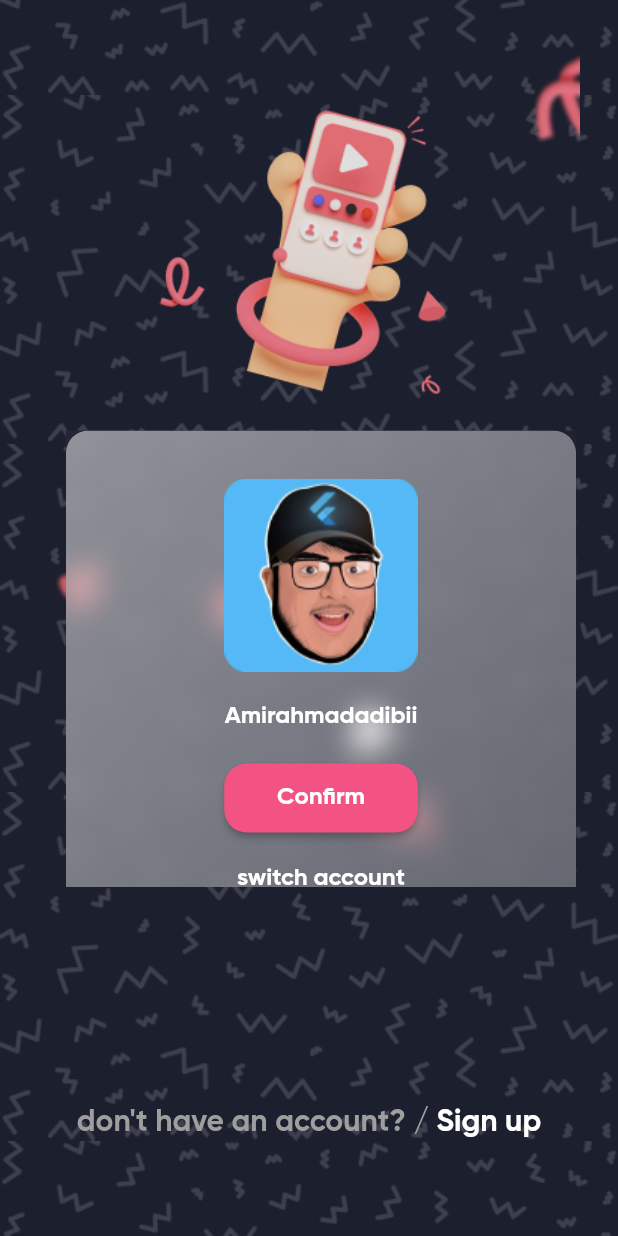
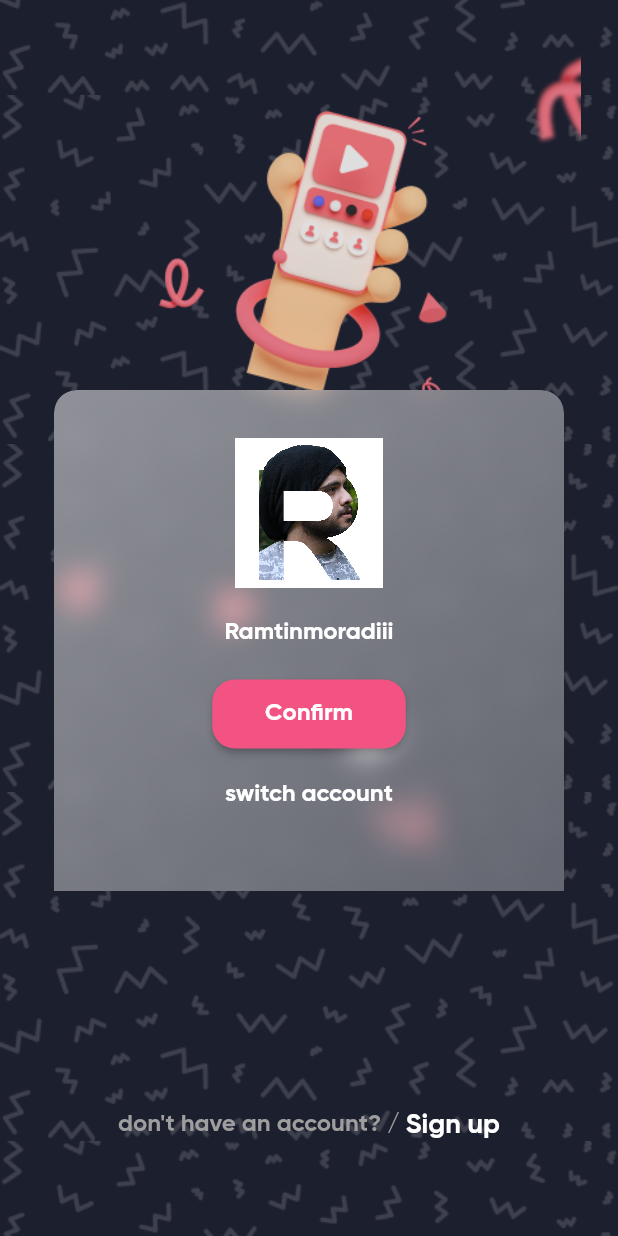
Before and after one commit to Ramtinmoradi/instagram_clone, a Flutter app: the SwitchAcountScreen screen opened directly, on a phone screen of 412 x 824 dp. Run offline on Flutter 3.47's test engine with Material 2 defaults, Android fonts, the phone set to English and light mode, and no system bars; our stand-ins replace dotted_border, flutter_spinkit.

Commit message:
'Instagram'

```diff
--- a/lib/main.dart
+++ b/lib/main.dart
@@ -2,6 +2,7 @@
 
 import 'package:flutter/material.dart';
 import 'package:instagram_app/screens/main_screen.dart';
+import 'package:instagram_app/screens/splash_screen.dart';
 
 void main() {
   runApp(Application());
@@ -37,7 +38,7 @@ class Application extends StatelessWidget {
         ),
       ),
       debugShowCheckedModeBanner: false,
-      home: MainScreen(),
+      home: SplashScreen(),
     );
   }
 }
--- a/lib/screens/home_screen.dart
+++ b/lib/screens/home_screen.dart
@@ -208,7 +208,7 @@ class HomeScreen extends StatelessWidget {
               mainAxisSize: MainAxisSize.min,
               children: [
                 Text(
-                  'amirahmadadibii',
+                  'ramtinmoradiii',
                   style: TextStyle(
                     fontFamily: 'GB',
                     color: Colors.white,
@@ -248,7 +248,7 @@ class HomeScreen extends StatelessWidget {
         child: Container(
           height: 38.0,
           width: 38.0,
-          child: Image.asset('images/profile.png'),
+          child: Image.asset('images/me.png'),
         ),
       ),
     );
@@ -273,13 +273,13 @@ class HomeScreen extends StatelessWidget {
               child: Container(
                 height: 58.0,
                 width: 58.0,
-                child: Image.asset('images/profile.png'),
+                child: Image.asset('images/me.png'),
               ),
             ),
           ),
           SizedBox(height: 10.0),
           Text(
-            'data',
+            'ramtinmoradiii',
             style: TextStyle(
               fontFamily: 'GS',
               fontSize: 10.0,
--- a/lib/screens/main_screen.dart
+++ b/lib/screens/main_screen.dart
@@ -86,7 +86,7 @@ class _MainScreenState extends State<MainScreen> {
                       ),
                       child: FittedBox(
                         fit: BoxFit.cover,
-                        child: Image.asset('images/profile.png'),
+                        child: Image.asset('images/me.png'),
                       ),
                     ),
                   ),
@@ -111,7 +111,7 @@ class _MainScreenState extends State<MainScreen> {
                       ),
                       child: FittedBox(
                         fit: BoxFit.cover,
-                        child: Image.asset('images/profile.png'),
+                        child: Image.asset('images/me.png'),
                       ),
                     ),
                   ),
--- a/lib/screens/post_screen.dart
+++ b/lib/screens/post_screen.dart
@@ -97,7 +97,7 @@ class PostScreen extends StatelessWidget {
 
   Widget _getBottomScreen() {
     return Container(
-      height: 83.0,
+      height: 100.0,
       width: double.infinity,
       decoration: BoxDecoration(
         color: Color(0xff272B40),
--- a/lib/screens/switch_account.dart
+++ b/lib/screens/switch_account.dart
@@ -3,6 +3,8 @@
 import 'dart:ui';
 
 import 'package:flutter/material.dart';
+import 'package:instagram_app/screens/home_screen.dart';
+import 'package:instagram_app/screens/main_screen.dart';
 
 class SwitchAcountScreen extends StatelessWidget {
   const SwitchAcountScreen({super.key});
@@ -41,9 +43,12 @@ class SwitchAcountScreen extends StatelessWidget {
                 ),
               ),
               Positioned(
-                top: 287.0,
-                left: 44.0,
+                top: 260.0,
+                // left: 44.0,
                 child: ClipRRect(
+                  borderRadius: BorderRadius.all(
+                    Radius.circular(15),
+                  ),
                   child: BackdropFilter(
                     filter: ImageFilter.blur(
                       sigmaX: 10.0,
@@ -51,7 +56,7 @@ class SwitchAcountScreen extends StatelessWidget {
                     ),
                     child: Container(
                       width: 340.0,
-                      height: 352.0,
+                      height: 360.0,
                       decoration: BoxDecoration(
                         gradient: LinearGradient(
                           begin: Alignment.topLeft,
@@ -61,23 +66,36 @@ class SwitchAcountScreen extends StatelessWidget {
                             Color.fromRGBO(255, 255, 255, 0.3),
                           ],
                         ),
-                        borderRadius: BorderRadius.circular(15.0),
+                        borderRadius: BorderRadius.all(
+                          Radius.circular(15),
+                        ),
                       ),
                       child: Column(
                         children: [
                           SizedBox(height: 32.0),
                           Image(
-                            image: AssetImage('images/profile.png'),
+                            width: 100,
+                            height: 100,
+                            filterQuality: FilterQuality.high,
+                            image: AssetImage('images/me.png'),
                           ),
                           SizedBox(height: 20.0),
                           Text(
-                            'Amirahmadadibii',
+                            'Ramtinmoradiii',
                             style: Theme.of(context).textTheme.headline4,
                           ),
                           SizedBox(height: 20.0),
                           ElevatedButton(
                             style: Theme.of(context).elevatedButtonTheme.style,
-                            onPressed: () {},
+                            onPressed: () {
+                              Navigator.of(context).push(
+                                MaterialPageRoute(
+                                  builder: (context) {
+                                    return MainScreen();
+                                  },
+                                ),
+                              );
+                            },
                             child: Text(
                               'Confirm',
                             ),
@@ -109,7 +127,7 @@ class SwitchAcountScreen extends StatelessWidget {
                 "don't have an account? / ",
                 style: TextStyle(
                   color: Colors.grey,
-                  fontSize: 20.0,
+                  fontSize: 16.0,
                   fontFamily: 'GB',
                 ),
               ),
@@ -117,7 +135,7 @@ class SwitchAcountScreen extends StatelessWidget {
                 'Sign up',
                 style: TextStyle(
                   color: Colors.white,
-                  fontSize: 20.0,
+                  fontSize: 18.0,
                   fontFamily: 'GB',
                 ),
               ),
--- a/lib/screens/user_profile_screen.dart
+++ b/lib/screens/user_profile_screen.dart
@@ -163,7 +163,7 @@ class UserProfileScreen extends StatelessWidget {
           crossAxisAlignment: CrossAxisAlignment.start,
           children: [
             Text(
-              'امیراحمد برنامه نویس موبایل',
+              'رامتین مرادی برنامه نویس موبایل',
               style: TextStyle(
                 fontFamily: 'SM',
                 fontSize: 12,
@@ -172,7 +172,7 @@ class UserProfileScreen extends StatelessWidget {
             ),
             SizedBox(height: 5),
             Text(
-              'amirahmadadibii',
+              'ramtinmoradiii',
               style: TextStyle(
                 fontFamily: 'GB',
                 fontSize: 12,
@@ -206,7 +206,7 @@ class UserProfileScreen extends StatelessWidget {
           ),
           child: FittedBox(
             fit: BoxFit.cover,
-            child: Image.asset('images/profile.png'),
+            child: Image.asset('images/me.png'),
           ),
         ),
       ),
--- a/pubspec.yaml
+++ b/pubspec.yaml
@@ -15,6 +15,7 @@ dependencies:
   cupertino_icons: ^1.0.2
   dotted_border: ^2.0.0+3
   flutter_staggered_grid_view: ^0.6.2
+  flutter_spinkit: ^5.2.0
 
 dev_dependencies:
   flutter_test:
```
Also changed, not shown: lib/screens/login_screen.dart (+10 -1 lines), lib/screens/splash_screen.dart (+26 -2 lines), images/me.png (added), pubspec.lock, 1 other file.
